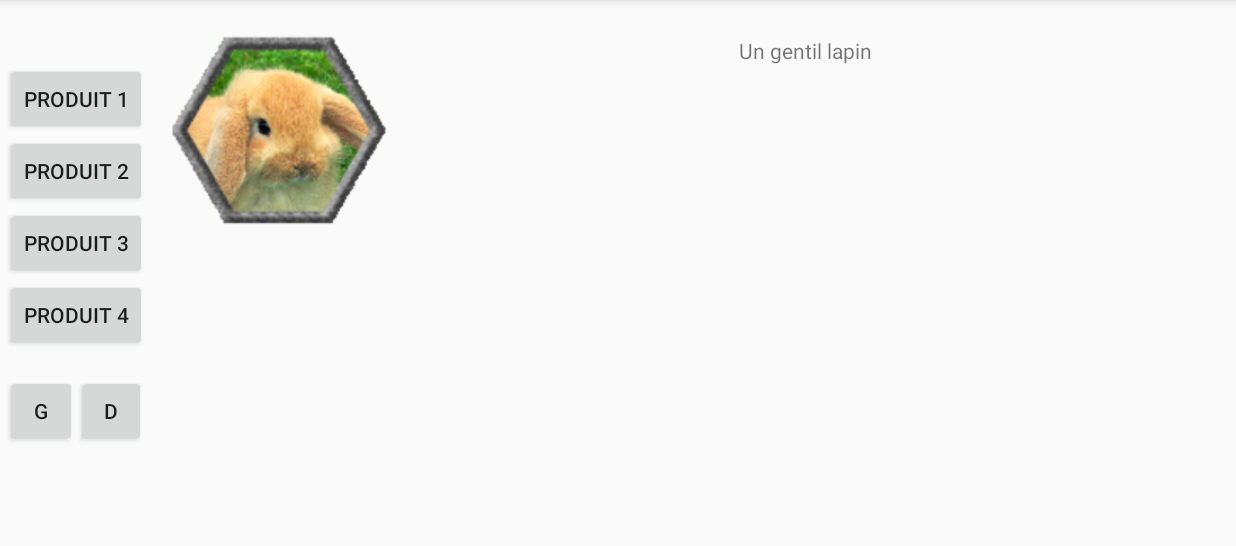
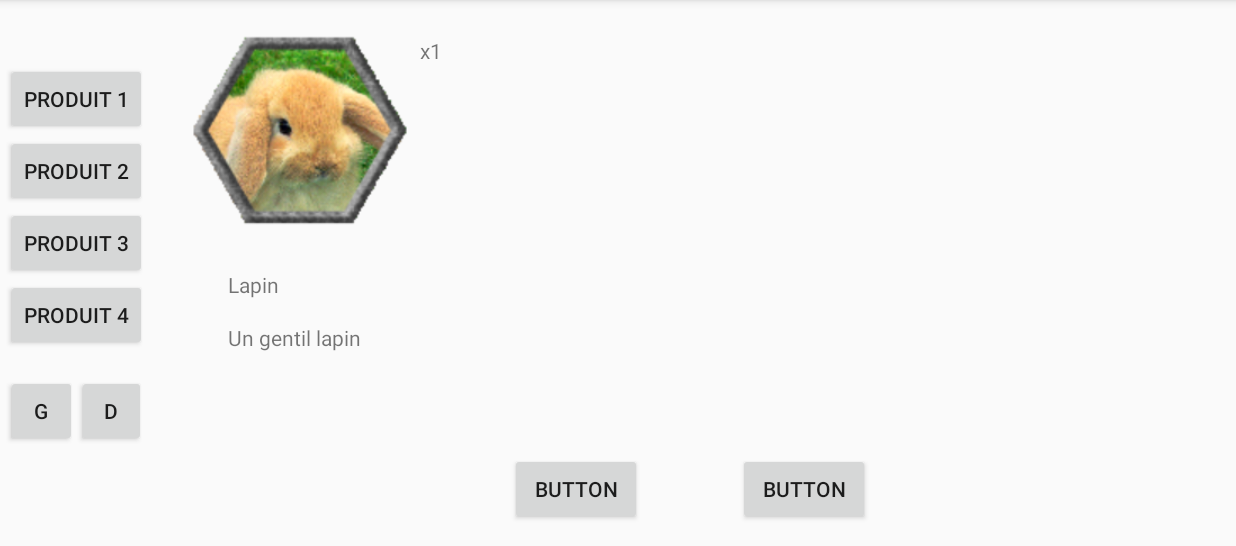
Before and after one commit to NCarrez/Interface-pour-gestion-de-commandes, an Android app: the screen it shows after launch (MainActivity), after a tap on "PRODUIT 1", on a phone screen of 824 x 412 dp (held sideways), the part 72-618 px from its top. Run offline under Robolectric (Android 15) with nearby library versions, the phone set to English and light mode, and no system bars.

Commit message:
Ajout de détails
ajout de détails dans la description des produits (nom, quantité)
ajout de deux boutons pour l'instant sans utilité mais plus tard utilisé pour

```diff
--- a/Interface_commandes_supermarche/app/src/main/java/com/example/doktor_louis/interface_commandes_supermarche/Product.java
+++ b/Interface_commandes_supermarche/app/src/main/java/com/example/doktor_louis/interface_commandes_supermarche/Product.java
@@ -54,9 +54,12 @@ public class Product {
         return this.barcode;
     }
 
-
     public int getImgId() {
         return this.imgId;
+    }
+
+    public String getName() {
+        return this.name;
     }
 
     public String getDescription() {
--- a/Interface_commandes_supermarche/app/src/main/res/layout/activity_main.xml
+++ b/Interface_commandes_supermarche/app/src/main/res/layout/activity_main.xml
@@ -82,24 +82,43 @@
         android:id="@+id/productLayout"
         android:layout_width="0dp"
         android:layout_height="0dp"
-        android:layout_marginBottom="8dp"
+        android:layout_marginBottom="70dp"
         android:layout_marginEnd="8dp"
-        android:layout_marginStart="8dp"
+        android:layout_marginStart="120dp"
         android:layout_marginTop="8dp"
         app:layout_constraintBottom_toBottomOf="parent"
         app:layout_constraintEnd_toEndOf="parent"
-        app:layout_constraintStart_toEndOf="@+id/buttonLayout"
-        app:layout_constraintTop_toTopOf="parent">
+        app:layout_constraintStart_toStartOf="parent"
+        app:layout_constraintTop_toTopOf="parent"
+        app:layout_constraintVertical_bias="0.0">
 
         <TextView
-            android:id="@+id/productTextView"
+            android:id="@+id/productName"
             android:layout_width="wrap_content"
             android:layout_height="wrap_content"
-            android:layout_marginEnd="8dp"
+            android:layout_marginStart="32dp"
+            android:layout_marginTop="172dp"
+            android:text="Nom"
+            app:layout_constraintStart_toStartOf="parent"
+            app:layout_constraintTop_toTopOf="parent" />
+
+        <TextView
+            android:id="@+id/productDescription"
+            android:layout_width="wrap_content"
+            android:layout_height="wrap_content"
+            android:layout_marginStart="32dp"
+            android:layout_marginTop="16dp"
+            android:text="Description"
+            app:layout_constraintStart_toStartOf="parent"
+            app:layout_constraintTop_toBottomOf="@+id/productName" />
+
+        <TextView
+            android:id="@+id/productQuantity"
+            android:layout_width="wrap_content"
+            android:layout_height="wrap_content"
             android:layout_marginStart="8dp"
             android:layout_marginTop="16dp"
-            android:text="TextView"
-            app:layout_constraintEnd_toEndOf="parent"
+            android:text="Quantité"
             app:layout_constraintStart_toEndOf="@+id/productImageView"
             app:layout_constraintTop_toTopOf="parent" />
 
@@ -112,6 +131,45 @@
             app:layout_constraintStart_toStartOf="parent"
             app:layout_constraintTop_toTopOf="parent"
             app:srcCompat="@mipmap/ic_launcher" />
+
+    </android.support.constraint.ConstraintLayout>
+
+    <android.support.constraint.ConstraintLayout
+        android:layout_width="0dp"
+        android:layout_height="0dp"
+        android:layout_marginBottom="8dp"
+        android:layout_marginEnd="8dp"
+        android:layout_marginStart="8dp"
+        android:layout_marginTop="8dp"
+        app:layout_constraintBottom_toBottomOf="parent"
+        app:layout_constraintEnd_toEndOf="parent"
+        app:layout_constraintStart_toStartOf="parent"
+        app:layout_constraintTop_toBottomOf="@+id/productLayout">
+
+        <Button
+            android:id="@+id/button7"
+            android:layout_width="wrap_content"
+            android:layout_height="wrap_content"
+            android:layout_marginBottom="6dp"
+            android:layout_marginEnd="32dp"
+            android:layout_marginStart="8dp"
+            android:text="Button"
+            app:layout_constraintBottom_toBottomOf="parent"
+            app:layout_constraintEnd_toEndOf="parent"
+            app:layout_constraintHorizontal_bias="0.7"
+            app:layout_constraintStart_toStartOf="parent"
+            app:layout_constraintTop_toTopOf="parent" />
+
+        <Button
+            android:id="@+id/button8"
+            android:layout_width="wrap_content"
+            android:layout_height="wrap_content"
+            android:layout_marginBottom="6dp"
+            android:layout_marginEnd="64dp"
+            android:text="Button"
+            app:layout_constraintBottom_toBottomOf="parent"
+            app:layout_constraintEnd_toStartOf="@+id/button7"
+            app:layout_constraintTop_toTopOf="parent" />
     </android.support.constraint.ConstraintLayout>
 
 </android.support.constraint.ConstraintLayout>
```
Also changed, not shown: Interface_commandes_supermarche/app/src/main/java/com/example/doktor_louis/interface_commandes_supermarche/MainActivity.java (+62 -29 lines).
